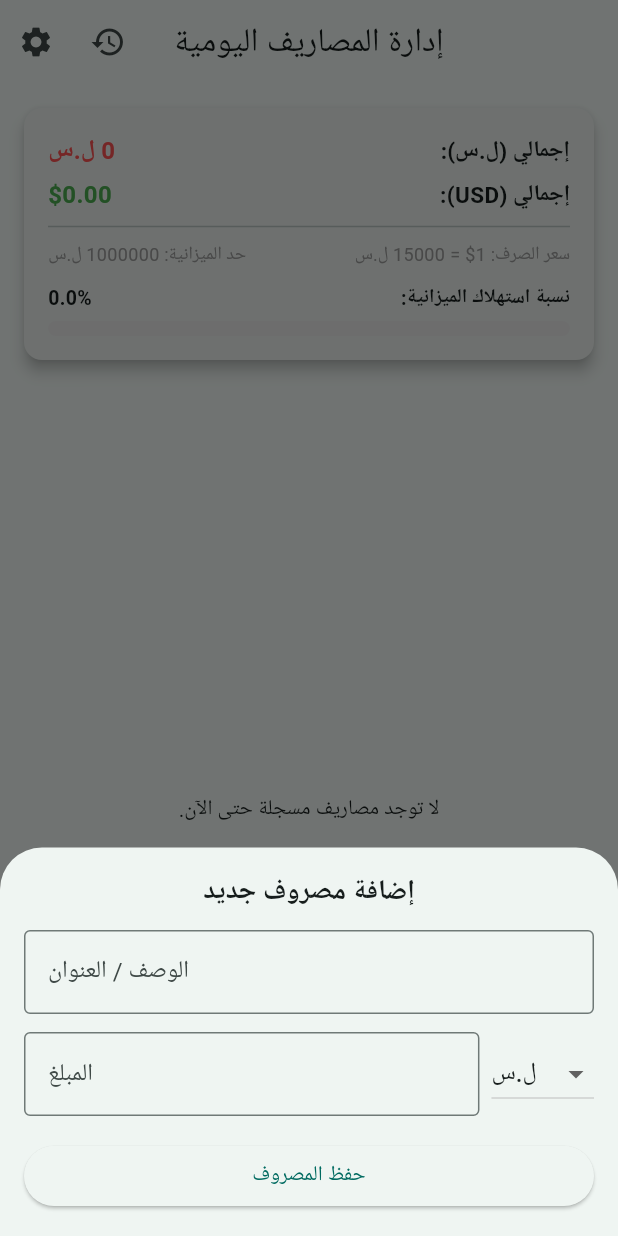
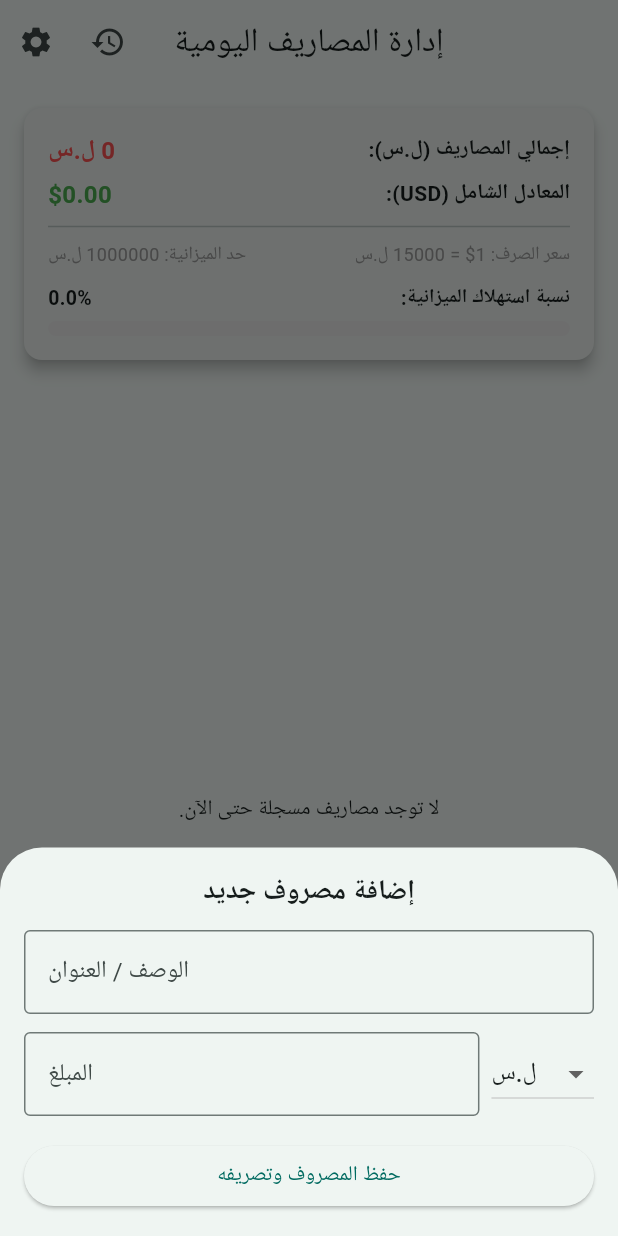
Before and after one commit to al-homse/money, a Flutter app: the screen it shows after launch, after a tap on the "add" icon, on a phone screen of 412 x 824 dp. Run offline on Flutter 3.47's test engine with Material 3 defaults, Android fonts, the phone set to English and light mode, and no system bars; our stand-ins replace cloud_firestore, firebase_core; accounts and stored records are empty.

Commit message:
update booking screen and logic

```diff
--- a/lib/views/home_screen.dart
+++ b/lib/views/home_screen.dart
@@ -24,17 +24,31 @@ class _HomeScreenState extends State<HomeScreen> {
   final TextEditingController _budgetController = TextEditingController();
   final TextEditingController _exchangeController = TextEditingController();
 
-  // إضافة مصروف جديد إلى Firebase
-  Future<void> _addTransaction() async {
+  // إضافة مصروف جديد إلى Firebase مع حساب التصريف التلقائي
+  Future<void> _addTransaction(double exchangeRate) async {
     final title = _titleController.text.trim();
     final amount = double.tryParse(_amountController.text) ?? 0.0;
 
     if (title.isEmpty || amount <= 0) return;
 
+    double amountInSYP = 0.0;
+    double amountInUSD = 0.0;
+
+    // إجراء التصريف التلقائي بناءً على العملة المختارة وسعر الصرف الحالي
+    if (_selectedCurrency == 'SYP') {
+      amountInSYP = amount;
+      amountInUSD = exchangeRate > 0 ? (amount / exchangeRate) : 0.0;
+    } else {
+      amountInUSD = amount;
+      amountInSYP = amount * exchangeRate;
+    }
+
     await _expensesCollection.add({
       'title': title,
-      'amount': amount,
+      'originalAmount': amount,
       'currency': _selectedCurrency,
+      'amountInSYP': amountInSYP,
+      'amountInUSD': amountInUSD,
       'timestamp': FieldValue.serverTimestamp(),
     });
 
@@ -48,7 +62,7 @@ class _HomeScreenState extends State<HomeScreen> {
     await _expensesCollection.doc(id).delete();
   }
 
-  // حفظ سعر الصرف والميزانية في Firebase لضمان عدم الضياع
+  // حفظ سعر الصرف والميزانية في Firebase
   Future<void> _saveSettingsToFirebase(double budget, double rate) async {
     await _settingsDoc.set({
       'budgetLimitSYP': budget,
@@ -57,7 +71,7 @@ class _HomeScreenState extends State<HomeScreen> {
   }
 
   // حوار إضافة مصروف
-  void _showAddTransactionDialog() {
+  void _showAddTransactionDialog(double exchangeRate) {
     showModalBottomSheet(
       context: context,
       isScrollControlled: true,
@@ -116,8 +130,8 @@ class _HomeScreenState extends State<HomeScreen> {
               ),
               const SizedBox(height: 16),
               ElevatedButton(
-                onPressed: _addTransaction,
-                child: const Text('حفظ المصروف'),
+                onPressed: () => _addTransaction(exchangeRate),
+                child: const Text('حفظ المصروف وتصريفه'),
               ),
             ],
           ),
@@ -169,7 +183,7 @@ class _HomeScreenState extends State<HomeScreen> {
               await _saveSettingsToFirebase(newBudget, newRate);
               if (mounted) Navigator.of(ctx).pop();
             },
-            child: const Text('حفظ في السحابة'),
+            child: const Text('حفظ التعديلات'),
           ),
         ],
       ),
@@ -193,6 +207,10 @@ class _HomeScreenState extends State<HomeScreen> {
                     itemBuilder: (context, index) {
                       final tx = docs[index].data() as Map<String, dynamic>;
                       final isSyp = tx['currency'] == 'SYP';
+                      final double origAmount = (tx['originalAmount'] ?? tx['amount'] ?? 0.0).toDouble();
+                      final double sypValue = (tx['amountInSYP'] ?? (isSyp ? origAmount : 0.0)).toDouble();
+                      final double usdValue = (tx['amountInUSD'] ?? (!isSyp ? origAmount : 0.0)).toDouble();
+
                       final Timestamp? timestamp = tx['timestamp'] as Timestamp?;
                       final String dateStr = timestamp != null
                           ? "${timestamp.toDate().day}/${timestamp.toDate().month}/${timestamp.toDate().year} - ${timestamp.toDate().hour}:${timestamp.toDate().minute}"
@@ -207,9 +225,9 @@ class _HomeScreenState extends State<HomeScreen> {
                           ),
                         ),
                         title: Text(tx['title'] ?? ''),
-                        subtitle: Text(dateStr, style: const TextStyle(fontSize: 12)),
+                        subtitle: Text('$dateStr\nمعادل: ${isSyp ? "\$${usdValue.toStringAsFixed(2)}" : "${sypValue.toStringAsFixed(0)} ل.س"}', style: const TextStyle(fontSize: 12)),
                         trailing: Text(
-                          '${tx['amount']} ${tx['currency']}',
+                          '$origAmount ${tx['currency']}',
                           style: const TextStyle(fontWeight: FontWeight.bold, fontSize: 15),
                         ),
                       );
@@ -235,7 +253,6 @@ class _HomeScreenState extends State<HomeScreen> {
     return Directionality(
       textDirection: TextDirection.rtl,
       child: StreamBuilder<DocumentSnapshot>(
-        // البث المباشر للإعدادات (الميزانية وسعر الصرف)
         stream: _settingsDoc.snapshots(),
         builder: (context, settingsSnapshot) {
           double budgetLimitSYP = 1000000.0;
@@ -252,7 +269,6 @@ class _HomeScreenState extends State<HomeScreen> {
               title: const Text('إدارة المصاريف اليومية'),
               centerTitle: true,
               actions: [
-                // زر السجل
                 IconButton(
                   icon: const Icon(Icons.history),
                   tooltip: 'سجل المصاريف',
@@ -261,7 +277,6 @@ class _HomeScreenState extends State<HomeScreen> {
                     if (context.mounted) _openHistoryScreen(snapshot.docs);
                   },
                 ),
-                // زر الإعدادات
                 IconButton(
                   icon: const Icon(Icons.settings),
                   tooltip: 'تعديل سعر الصرف والميزانية',
@@ -270,7 +285,6 @@ class _HomeScreenState extends State<HomeScreen> {
               ],
             ),
             body: StreamBuilder<QuerySnapshot>(
-              // البث المباشر للمصاريف
               stream: _expensesCollection.orderBy('timestamp', descending: true).snapshots(),
               builder: (context, snapshot) {
                 if (snapshot.connectionState == ConnectionState.waiting) {
@@ -278,21 +292,23 @@ class _HomeScreenState extends State<HomeScreen> {
                 }
 
                 final docs = snapshot.data?.docs ?? [];
-                double totalSYP = 0.0;
-                double totalUSD = 0.0;
+                double totalSYPCombined = 0.0;
+                double totalUSDCombined = 0.0;
 
                 for (var doc in docs) {
                   final data = doc.data() as Map<String, dynamic>;
-                  final amount = (data['amount'] as num).toDouble();
-                  if (data['currency'] == 'SYP') {
-                    totalSYP += amount;
-                  } else if (data['currency'] == 'USD') {
-                    totalUSD += amount;
-                  }
+                  final isSyp = data['currency'] == 'SYP';
+                  final origAmount = (data['originalAmount'] ?? data['amount'] ?? 0.0).toDouble();
+
+                  // حساب القيم المعروضة والتصريف التلقائي
+                  final sypValue = (data['amountInSYP'] ?? (isSyp ? origAmount : origAmount * exchangeRate)).toDouble();
+                  final usdValue = (data['amountInUSD'] ?? (!isSyp ? origAmount : (exchangeRate > 0 ? origAmount / exchangeRate : 0.0))).toDouble();
+
+                  totalSYPCombined += sypValue;
+                  totalUSDCombined += usdValue;
                 }
 
-                double totalInSYP = totalSYP + (totalUSD * exchangeRate);
-                double progressRatio = budgetLimitSYP > 0 ? (totalInSYP / budgetLimitSYP) : 0.0;
+                double progressRatio = budgetLimitSYP > 0 ? (totalSYPCombined / budgetLimitSYP) : 0.0;
                 if (progressRatio > 1.0) progressRatio = 1.0;
 
                 return Column(
@@ -308,16 +324,16 @@ class _HomeScreenState extends State<HomeScreen> {
                             Row(
                               mainAxisAlignment: MainAxisAlignment.spaceBetween,
                               children: [
-                                const Text('إجمالي (ل.س):', style: TextStyle(fontSize: 15, fontWeight: FontWeight.bold)),
-                                Text('${totalSYP.toStringAsFixed(0)} ل.س', style: const TextStyle(fontSize: 16, color: Colors.redAccent, fontWeight: FontWeight.bold)),
+                                const Text('إجمالي المصاريف (ل.س):', style: TextStyle(fontSize: 14, fontWeight: FontWeight.bold)),
+                                Text('${totalSYPCombined.toStringAsFixed(0)} ل.س', style: const TextStyle(fontSize: 16, color: Colors.redAccent, fontWeight: FontWeight.bold)),
                               ],
                             ),
                             const SizedBox(height: 6),
                             Row(
                               mainAxisAlignment: MainAxisAlignment.spaceBetween,
                               children: [
-                                const Text('إجمالي (USD):', style: TextStyle(fontSize: 15, fontWeight: FontWeight.bold)),
-                                Text('\$${totalUSD.toStringAsFixed(2)}', style: const TextStyle(fontSize: 16, color: Colors.green, fontWeight: FontWeight.bold)),
+                                const Text('المعادل الشامل (USD):', style: TextStyle(fontSize: 14, fontWeight: FontWeight.bold)),
+                                Text('\$${totalUSDCombined.toStringAsFixed(2)}', style: const TextStyle(fontSize: 16, color: Colors.green, fontWeight: FontWeight.bold)),
                               ],
                             ),
                             const Divider(height: 20),
@@ -357,6 +373,10 @@ class _HomeScreenState extends State<HomeScreen> {
                                 final doc = docs[index];
                                 final tx = doc.data() as Map<String, dynamic>;
                                 final isSyp = tx['currency'] == 'SYP';
+                                final origAmount = (tx['originalAmount'] ?? tx['amount'] ?? 0.0).toDouble();
+
+                                final sypValue = (tx['amountInSYP'] ?? (isSyp ? origAmount : origAmount * exchangeRate)).toDouble();
+                                final usdValue = (tx['amountInUSD'] ?? (!isSyp ? origAmount : (exchangeRate > 0 ? origAmount / exchangeRate : 0.0))).toDouble();
 
                                 return Card(
                                   margin: const EdgeInsets.symmetric(horizontal: 16, vertical: 4),
@@ -369,11 +389,17 @@ class _HomeScreenState extends State<HomeScreen> {
                                       ),
                                     ),
                                     title: Text(tx['title'] ?? '', style: const TextStyle(fontWeight: FontWeight.bold)),
+                                    subtitle: Text(
+                                      isSyp
+                                          ? 'المعادل: \$${usdValue.toStringAsFixed(2)}'
+                                          : 'المعادل: ${sypValue.toStringAsFixed(0)} ل.س',
+                                      style: TextStyle(fontSize: 12, color: Colors.grey[700]),
+                                    ),
                                     trailing: Row(
                                       mainAxisSize: MainAxisSize.min,
                                       children: [
                                         Text(
-                                          '${tx['amount']} ${tx['currency']}',
+                                          '$origAmount ${tx['currency']}',
                                           style: const TextStyle(fontWeight: FontWeight.bold, fontSize: 14),
                                         ),
                                         IconButton(
@@ -392,7 +418,7 @@ class _HomeScreenState extends State<HomeScreen> {
               },
             ),
             floatingActionButton: FloatingActionButton(
-              onPressed: _showAddTransactionDialog,
+              onPressed: () => _showAddTransactionDialog(exchangeRate),
               child: const Icon(Icons.add),
             ),
           );
```
